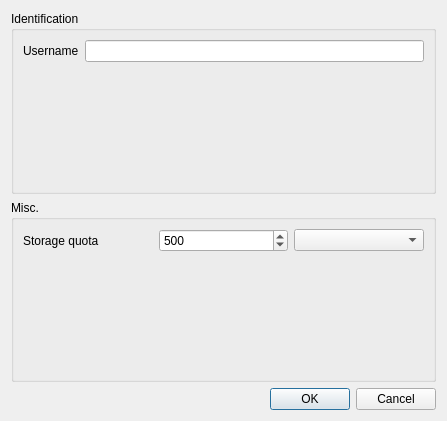
Old version of the form src/browser/ui/PreferencesDialog.ui in the repository jepasq/udp-browser.
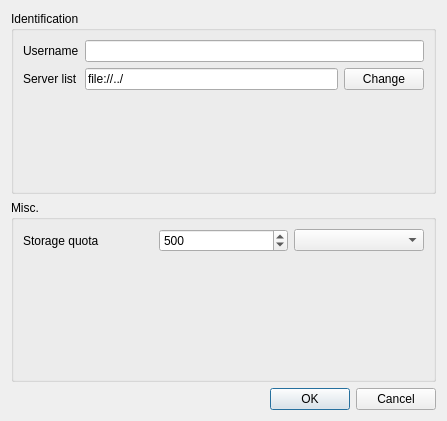
New version of the form.

Commit message: Add serer list lineEdit to preferences dialog

```diff
--- a/src/browser/ui/PreferencesDialog.ui
+++ b/src/browser/ui/PreferencesDialog.ui
@@ -23,17 +23,14 @@
       <string>Identification</string>
      </property>
      <layout class="QGridLayout" name="gridLayout">
-      <item row="0" column="1">
-       <widget class="QLineEdit" name="leUsername"/>
-      </item>
-      <item row="0" column="0">
-       <widget class="QLabel" name="label">
+      <item row="1" column="0">
+       <widget class="QLabel" name="label_3">
         <property name="text">
-         <string>Username</string>
+         <string>Server list</string>
         </property>
        </widget>
       </item>
-      <item row="1" column="1">
+      <item row="2" column="1">
        <spacer name="verticalSpacer_2">
         <property name="orientation">
          <enum>Qt::Vertical</enum>
@@ -46,6 +43,37 @@
         </property>
        </spacer>
       </item>
+      <item row="0" column="0">
+       <widget class="QLabel" name="label">
+        <property name="text">
+         <string>Username</string>
+        </property>
+       </widget>
+      </item>
+      <item row="0" column="1">
+       <widget class="QLineEdit" name="leUsername"/>
+      </item>
+      <item row="1" column="1">
+       <layout class="QHBoxLayout" name="horizontalLayout">
+        <item>
+         <widget class="QLineEdit" name="leServerList">
+          <property name="toolTip">
+           <string>Please set a http:// https:// or file:// URL</string>
+          </property>
+          <property name="text">
+           <string>file://../</string>
+          </property>
+         </widget>
+        </item>
+        <item>
+         <widget class="QPushButton" name="pbChangeServerList">
+          <property name="text">
+           <string>Change</string>
+          </property>
+         </widget>
+        </item>
+       </layout>
+      </item>
      </layout>
     </widget>
    </item>
```
The commit also changes 3 other files.
